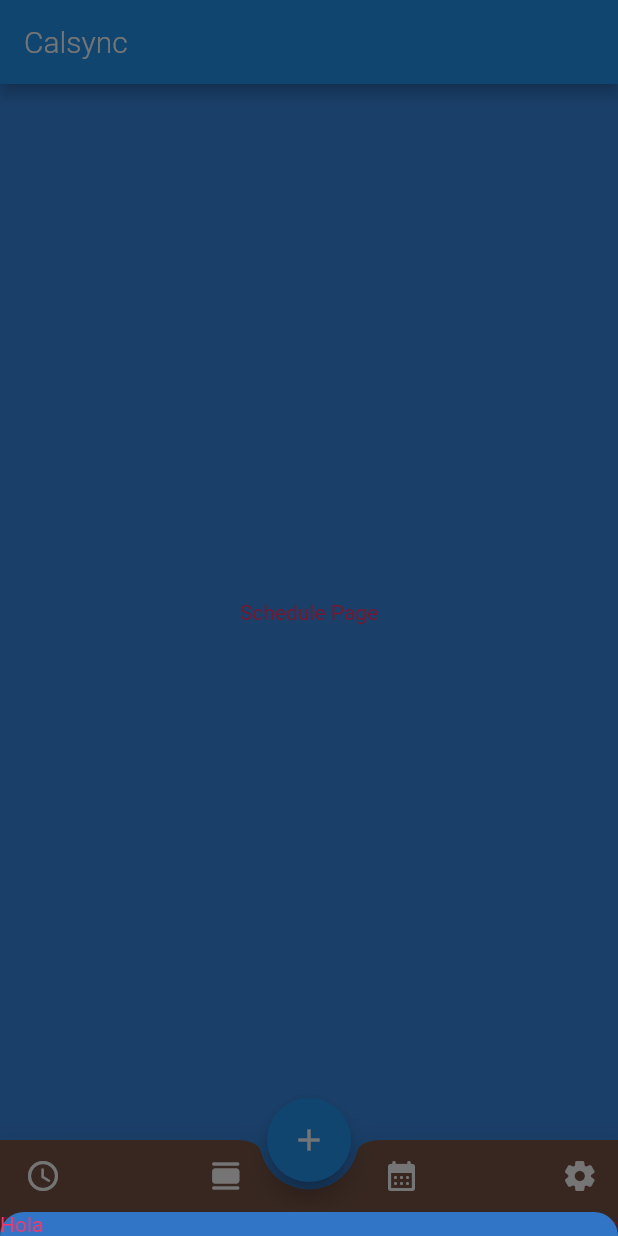
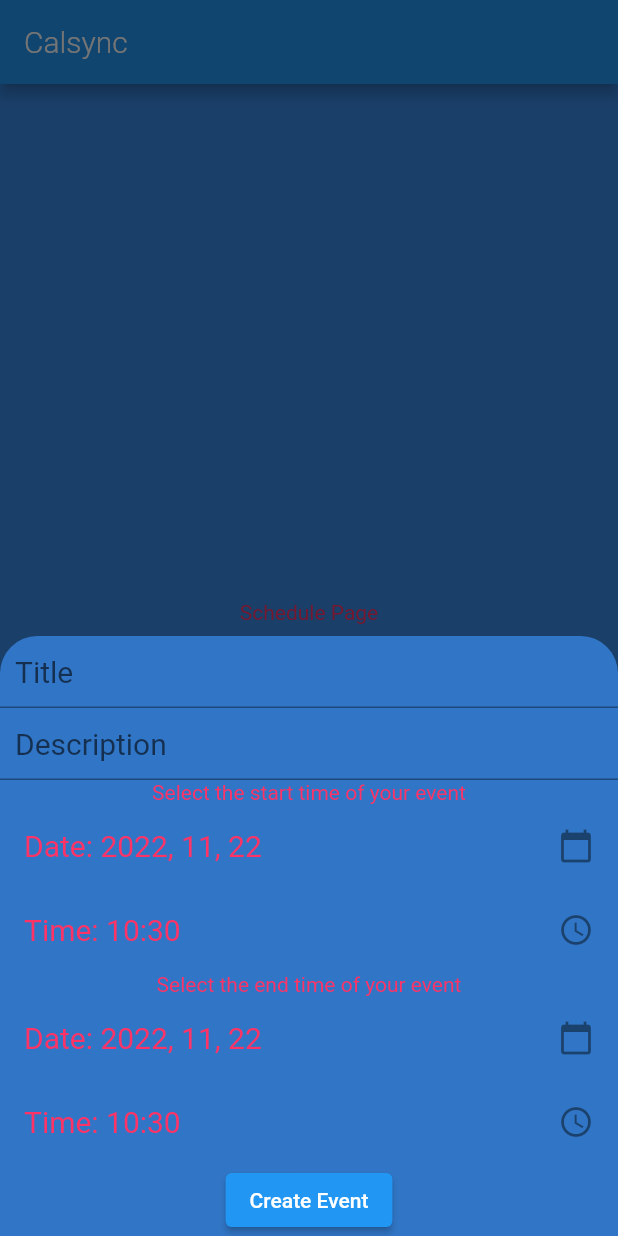
Before and after one commit to tiwaojo/calcsync, a Flutter app: the screen it shows after launch, after a tap on the "add" icon, on a phone screen of 412 x 824 dp. Run offline on Flutter 3.47's test engine with Material 2 defaults, Android fonts, the phone set to English and light mode, and no system bars; our stand-ins replace cloud_firestore, firebase_core, google_fonts, google_sign_in, googleapis_auth, shared_preferences and 1 more; missing offline and left inert: extension_google_sign_in_as_googleapis_auth, googleapis; accounts and stored records are empty; Roboto replaces fonts that are missing (Phenomena).

Commit message:
Implemented a form for the add events functionality. (#5)
* Implemented a form for the add events functionality.
* Integrating add_events into the app UI
Signed-off-by: Aaditya Rajput <aadiraj09@yahoo.com>

```diff
--- /dev/null
+++ b/lib/add_events.dart
@@ -0,0 +1,162 @@
+import 'package:flutter/material.dart';
+import 'dart:async';
+import '../db/firestore_crud.dart';
+import '../db/firestore.dart';
+import '../models/event.dart';
+
+// class add_events extends StatelessWidget {
+//   @override
+//   Widget build(BuildContext context) {
+//     return MaterialApp(
+//       title: " Test",
+//       home: addEvent(),
+//     );
+//   }
+// }
+
+class AddEvent extends StatefulWidget {
+  @override
+  State<AddEvent> createState() => _AddEventState();
+}
+
+class _AddEventState extends State<AddEvent> {
+  String title = '';
+  String discription = '';
+  DateTime start_day = DateTime.now();
+  TimeOfDay start_time = TimeOfDay.now();
+  DateTime end_day = DateTime.now();
+  TimeOfDay end_time = TimeOfDay.now();
+
+  @override
+  Widget build(BuildContext context) {
+    return Container(
+      child: Column(children: [
+        TextFormField(
+          decoration: InputDecoration(hintText: 'Title'),
+          onChanged: (value) => setState(() => title = value),
+        ),
+        TextFormField(
+          decoration: InputDecoration(hintText: 'Description'),
+          onChanged: (value) => setState(() => discription = value),
+        ),
+        Text("Select the start time of your event"),
+        ListTile(
+          title: Text(
+              "Date: ${start_day.year}, ${start_day.month}, ${start_day.day}"),
+          trailing: Icon(Icons.calendar_today),
+          onTap: () {
+            _pickStartDate(context);
+          },
+        ),
+        ListTile(
+          title: Text("Time: ${start_time.hour}:${start_time.minute}"),
+          trailing: Icon(Icons.access_time),
+          onTap: () {
+            _pickStartTime(context);
+          },
+        ),
+        Text("Select the end time of your event"),
+        ListTile(
+          title:
+              Text("Date: ${end_day.year}, ${end_day.month}, ${end_day.day}"),
+          trailing: Icon(Icons.calendar_today),
+          onTap: () {
+            _pickEndDate(context);
+          },
+        ),
+        ListTile(
+          title: Text("Time: ${end_time.hour}:${end_time.minute}"),
+          trailing: Icon(Icons.access_time),
+          onTap: () {
+            _pickEndTime(context);
+          },
+        ),
+        ElevatedButton(
+            onPressed: () {
+              create_event(
+                  title, discription, start_day, start_time, end_day, end_time);
+            },
+            child: Text("Create Event")),
+      ]),
+    );
+  }
+
+  Future<void> _pickStartDate(BuildContext context) async {
+    final DateTime? selectedDate = await showDatePicker(
+        context: context,
+        initialDate: DateTime.now(),
+        firstDate: DateTime(2000),
+        lastDate: DateTime(2100));
+    if (selectedDate != null) {
+      setState(() {
+        start_day = selectedDate;
+      });
+    }
+  }
+
+  Future<void> _pickEndDate(BuildContext context) async {
+    final DateTime? selectedDate = await showDatePicker(
+        context: context,
+        initialDate: start_day,
+        firstDate: start_day,
+        lastDate: DateTime(2100));
+    if (selectedDate != null) {
+      setState(() {
+        end_day = selectedDate;
+      });
+    }
+  }
+
+  Future<void> _pickStartTime(BuildContext context) async {
+    final TimeOfDay? t =
+        await showTimePicker(context: context, initialTime: start_time);
+    if (t != null) {
+      setState(() {
+        start_time = t;
+      });
+    }
+  }
+
+  Future<void> _pickEndTime(BuildContext context) async {
+    final TimeOfDay? t =
+        await showTimePicker(context: context, initialTime: start_time);
+    if (t != null) {
+      setState(() {
+        end_time = t;
+      });
+    }
+  }
+
+  void create_event(String title, String discription, DateTime start_day,
+      TimeOfDay start_time, DateTime end_day, TimeOfDay end_time) {
+    DateTime to = DateTime(start_day.year, start_day.month, start_day.day,
+        start_time.hour, start_time.minute);
+    DateTime from = DateTime(end_day.year, end_day.month, end_day.day,
+        end_time.hour, end_time.minute);
+    // new_event.name = title;
+    // new_event.description = discription;
+    // new_event.from = start_day;
+    // new_event.to = end_day;
+
+    FirestoreCrud.addEvent(
+        to: to,
+        from: from,
+        isAllDay: false,
+        name: title,
+        description: discription,
+        email: "test@test.com");
+
+    showDialog(
+        context: context,
+        builder: (context) => AlertDialog(
+                title: Text("Created"),
+                content: Text("$title - $discription \n"
+                    " From Date: ${start_day.year}, ${start_day.month}, ${start_day.day} Time: ${start_time.hour}:${start_time.minute} \n "
+                    " To Date: ${end_day.year}, ${end_day.month}, ${end_day.day} Time: ${end_time.hour}:${end_time.minute}"),
+                actions: [
+                  TextButton(
+                      onPressed: () => Navigator.pop(context),
+                      child: Text("OK"))
+                ]));
+  }
+}
--- a/lib/auth/calsync_auth.dart
+++ b/lib/auth/calsync_auth.dart
@@ -2,6 +2,11 @@ import 'package:calsync/models/auth.dart';
 import 'package:extension_google_sign_in_as_googleapis_auth/extension_google_sign_in_as_googleapis_auth.dart'; //https://pub.dev/packages/extension_google_sign_in_as_googleapis_auth/example
 import 'package:flutter/foundation.dart';
 import 'package:flutter/material.dart';
+
+import 'package:calsync/add_events.dart';
+
+/// Provides the `GoogleSignIn` class
+
 import 'package:google_sign_in/google_sign_in.dart';
 import 'package:googleapis/calendar/v3.dart';
 import 'package:googleapis_auth/googleapis_auth.dart' as auth show AuthClient;
--- a/lib/main.dart
+++ b/lib/main.dart
@@ -7,6 +7,8 @@ import 'package:firebase_core/firebase_core.dart';
 import 'package:flutter/foundation.dart';
 import 'package:flutter/material.dart';
 import 'package:provider/provider.dart';
+import 'package:calsync/add_events.dart';
+
 
 import 'firebase_options.dart';
 
@@ -171,9 +173,9 @@ class _CalSyncHomePageState extends State<CalSyncHomePage> {
             showModalBottomSheet(
                 context: context,
                 builder: (context) {
-                  return const SingleChildScrollView(
-                    // child: AddEvent(),
-                    child: Text("Hola"),
+                  return SingleChildScrollView(
+                    child: AddEvent(),
+                    //child: Text("Hola"),
                   );
                 },
                 backgroundColor: Theme.of(context).disabledColor,
```
Also changed, not shown: pubspec.lock, 6 other files.
